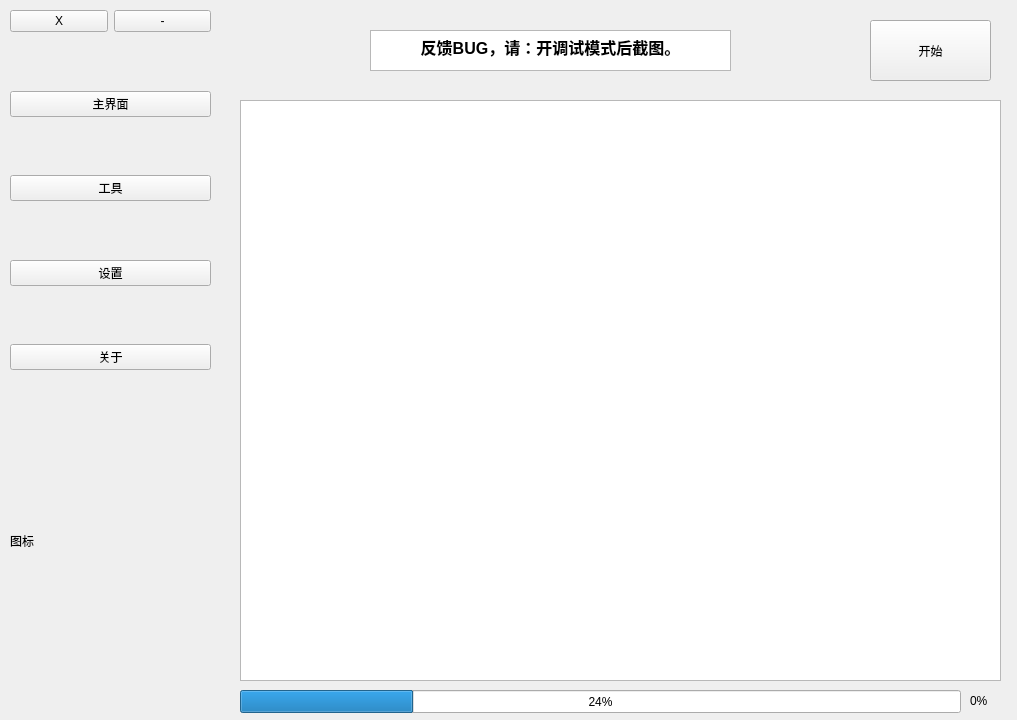
The window that AVDC.ui (kejizhihui/av-profile-photo) describes before a commit, drawn with Qt 5.
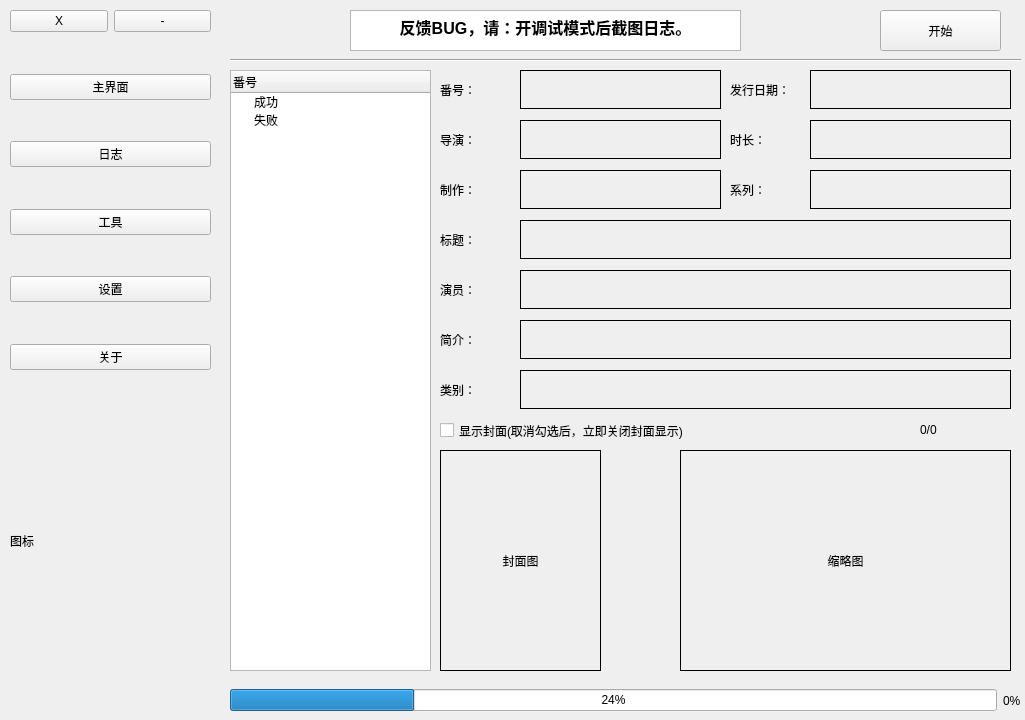
The same window after the commit. The open tabs and pages were chosen to show the change.

The edit to the form file:
```diff
--- a/AVDC.ui
+++ b/AVDC.ui
@@ -6,7 +6,7 @@
    <rect>
     <x>0</x>
     <y>0</y>
-    <width>1017</width>
+    <width>1025</width>
     <height>720</height>
    </rect>
   </property>
@@ -19,7 +19,7 @@
      <rect>
       <x>230</x>
       <y>0</y>
-      <width>811</width>
+      <width>821</width>
       <height>721</height>
      </rect>
     </property>
@@ -30,32 +30,22 @@
      <widget class="QPushButton" name="pushButton_start_cap">
       <property name="geometry">
        <rect>
-        <x>640</x>
-        <y>20</y>
+        <x>650</x>
+        <y>10</y>
         <width>121</width>
-        <height>61</height>
+        <height>41</height>
        </rect>
       </property>
       <property name="text">
        <string>开始</string>
       </property>
      </widget>
-     <widget class="QTextBrowser" name="textBrowser_log_main">
-      <property name="geometry">
-       <rect>
-        <x>10</x>
-        <y>100</y>
-        <width>761</width>
-        <height>581</height>
-       </rect>
-      </property>
-     </widget>
      <widget class="QTextBrowser" name="textBrowser_warning">
       <property name="geometry">
        <rect>
-        <x>140</x>
-        <y>30</y>
-        <width>361</width>
+        <x>120</x>
+        <y>10</y>
+        <width>391</width>
         <height>41</height>
        </rect>
       </property>
@@ -64,33 +54,470 @@
 &lt;html&gt;&lt;head&gt;&lt;meta name=&quot;qrichtext&quot; content=&quot;1&quot; /&gt;&lt;style type=&quot;text/css&quot;&gt;
 p, li { white-space: pre-wrap; }
 &lt;/style&gt;&lt;/head&gt;&lt;body style=&quot; font-family:'SimSun'; font-size:9pt; font-weight:400; font-style:normal;&quot;&gt;
-&lt;p align=&quot;center&quot; style=&quot; margin-top:0px; margin-bottom:0px; margin-left:0px; margin-right:0px; -qt-block-indent:0; text-indent:0px;&quot;&gt;&lt;span style=&quot; font-size:12pt; font-weight:600; color:#000000;&quot;&gt;反馈BUG，请：开调试模式后截图。&lt;/span&gt;&lt;/p&gt;&lt;/body&gt;&lt;/html&gt;</string>
+&lt;p align=&quot;center&quot; style=&quot; margin-top:0px; margin-bottom:0px; margin-left:0px; margin-right:0px; -qt-block-indent:0; text-indent:0px;&quot;&gt;&lt;span style=&quot; font-size:12pt; font-weight:600; color:#000000;&quot;&gt;反馈BUG，请：开调试模式后截图日志。&lt;/span&gt;&lt;/p&gt;&lt;/body&gt;&lt;/html&gt;</string>
       </property>
      </widget>
-     <widget class="QProgressBar" name="progressBar_avdc">
+     <widget class="QWidget" name="horizontalLayoutWidget">
       <property name="geometry">
        <rect>
-        <x>10</x>
-        <y>690</y>
-        <width>721</width>
-        <height>23</height>
+        <x>0</x>
+        <y>680</y>
+        <width>791</width>
+        <height>41</height>
        </rect>
       </property>
-      <property name="value">
-       <number>24</number>
+      <layout class="QHBoxLayout" name="horizontalLayout_2">
+       <item>
+        <widget class="QProgressBar" name="progressBar_avdc">
+         <property name="value">
+          <number>24</number>
+         </property>
+        </widget>
+       </item>
+       <item>
+        <widget class="QLabel" name="label_percent">
+         <property name="text">
+          <string>0%</string>
+         </property>
+        </widget>
+       </item>
+      </layout>
+     </widget>
+     <widget class="QTreeWidget" name="treeWidget_number">
+      <property name="geometry">
+       <rect>
+        <x>0</x>
+        <y>70</y>
+        <width>201</width>
+        <height>601</height>
+       </rect>
       </property>
+      <column>
+       <property name="text">
+        <string>番号</string>
+       </property>
+      </column>
+      <item>
+       <property name="text">
+        <string>成功</string>
+       </property>
+      </item>
+      <item>
+       <property name="text">
+        <string>失败</string>
+       </property>
+      </item>
      </widget>
-     <widget class="QLabel" name="label_percent">
+     <widget class="QWidget" name="gridLayoutWidget_2">
       <property name="geometry">
        <rect>
-        <x>740</x>
-        <y>690</y>
-        <width>31</width>
+        <x>210</x>
+        <y>450</y>
+        <width>161</width>
+        <height>221</height>
+       </rect>
+      </property>
+      <layout class="QGridLayout" name="gridLayout_2">
+       <item row="0" column="0">
+        <widget class="QLabel" name="label_poster">
+         <property name="frameShape">
+          <enum>QFrame::Box</enum>
+         </property>
+         <property name="text">
+          <string>封面图</string>
+         </property>
+         <property name="alignment">
+          <set>Qt::AlignCenter</set>
+         </property>
+        </widget>
+       </item>
+      </layout>
+     </widget>
+     <widget class="QWidget" name="gridLayoutWidget">
+      <property name="geometry">
+       <rect>
+        <x>450</x>
+        <y>450</y>
+        <width>331</width>
+        <height>221</height>
+       </rect>
+      </property>
+      <layout class="QGridLayout" name="gridLayout">
+       <property name="sizeConstraint">
+        <enum>QLayout::SetDefaultConstraint</enum>
+       </property>
+       <property name="horizontalSpacing">
+        <number>7</number>
+       </property>
+       <item row="0" column="0">
+        <widget class="QLabel" name="label_fanart">
+         <property name="enabled">
+          <bool>true</bool>
+         </property>
+         <property name="frameShape">
+          <enum>QFrame::Box</enum>
+         </property>
+         <property name="text">
+          <string>缩略图</string>
+         </property>
+         <property name="alignment">
+          <set>Qt::AlignCenter</set>
+         </property>
+         <property name="margin">
+          <number>0</number>
+         </property>
+        </widget>
+       </item>
+      </layout>
+     </widget>
+     <widget class="Line" name="line">
+      <property name="geometry">
+       <rect>
+        <x>0</x>
+        <y>50</y>
+        <width>791</width>
+        <height>20</height>
+       </rect>
+      </property>
+      <property name="orientation">
+       <enum>Qt::Horizontal</enum>
+      </property>
+     </widget>
+     <widget class="QLabel" name="label_11">
+      <property name="geometry">
+       <rect>
+        <x>210</x>
+        <y>70</y>
+        <width>81</width>
+        <height>39</height>
+       </rect>
+      </property>
+      <property name="text">
+       <string>番号：</string>
+      </property>
+     </widget>
+     <widget class="QLabel" name="label_number">
+      <property name="geometry">
+       <rect>
+        <x>290</x>
+        <y>70</y>
+        <width>201</width>
+        <height>39</height>
+       </rect>
+      </property>
+      <property name="frameShape">
+       <enum>QFrame::Box</enum>
+      </property>
+      <property name="lineWidth">
+       <number>1</number>
+      </property>
+      <property name="text">
+       <string/>
+      </property>
+     </widget>
+     <widget class="QLabel" name="label_13">
+      <property name="geometry">
+       <rect>
+        <x>500</x>
+        <y>70</y>
+        <width>81</width>
+        <height>39</height>
+       </rect>
+      </property>
+      <property name="text">
+       <string>发行日期：</string>
+      </property>
+     </widget>
+     <widget class="QLabel" name="label_release">
+      <property name="geometry">
+       <rect>
+        <x>580</x>
+        <y>70</y>
+        <width>201</width>
+        <height>39</height>
+       </rect>
+      </property>
+      <property name="frameShape">
+       <enum>QFrame::Box</enum>
+      </property>
+      <property name="text">
+       <string/>
+      </property>
+     </widget>
+     <widget class="QLabel" name="label_15">
+      <property name="geometry">
+       <rect>
+        <x>210</x>
+        <y>270</y>
+        <width>81</width>
+        <height>39</height>
+       </rect>
+      </property>
+      <property name="text">
+       <string>演员：</string>
+      </property>
+     </widget>
+     <widget class="QLabel" name="label_actor">
+      <property name="geometry">
+       <rect>
+        <x>290</x>
+        <y>270</y>
+        <width>491</width>
+        <height>39</height>
+       </rect>
+      </property>
+      <property name="frameShape">
+       <enum>QFrame::Box</enum>
+      </property>
+      <property name="lineWidth">
+       <number>1</number>
+      </property>
+      <property name="text">
+       <string/>
+      </property>
+     </widget>
+     <widget class="QLabel" name="label_outline">
+      <property name="geometry">
+       <rect>
+        <x>290</x>
+        <y>320</y>
+        <width>491</width>
+        <height>39</height>
+       </rect>
+      </property>
+      <property name="frameShape">
+       <enum>QFrame::Box</enum>
+      </property>
+      <property name="lineWidth">
+       <number>1</number>
+      </property>
+      <property name="text">
+       <string/>
+      </property>
+     </widget>
+     <widget class="QLabel" name="label_18">
+      <property name="geometry">
+       <rect>
+        <x>210</x>
+        <y>320</y>
+        <width>81</width>
+        <height>39</height>
+       </rect>
+      </property>
+      <property name="text">
+       <string>简介：</string>
+      </property>
+     </widget>
+     <widget class="QLabel" name="label_title">
+      <property name="geometry">
+       <rect>
+        <x>290</x>
+        <y>220</y>
+        <width>491</width>
+        <height>39</height>
+       </rect>
+      </property>
+      <property name="frameShape">
+       <enum>QFrame::Box</enum>
+      </property>
+      <property name="lineWidth">
+       <number>1</number>
+      </property>
+      <property name="text">
+       <string/>
+      </property>
+     </widget>
+     <widget class="QLabel" name="label_20">
+      <property name="geometry">
+       <rect>
+        <x>210</x>
+        <y>220</y>
+        <width>81</width>
+        <height>39</height>
+       </rect>
+      </property>
+      <property name="text">
+       <string>标题：</string>
+      </property>
+     </widget>
+     <widget class="QLabel" name="label_director">
+      <property name="geometry">
+       <rect>
+        <x>290</x>
+        <y>120</y>
+        <width>201</width>
+        <height>39</height>
+       </rect>
+      </property>
+      <property name="frameShape">
+       <enum>QFrame::Box</enum>
+      </property>
+      <property name="lineWidth">
+       <number>1</number>
+      </property>
+      <property name="text">
+       <string/>
+      </property>
+     </widget>
+     <widget class="QLabel" name="label_runtime">
+      <property name="geometry">
+       <rect>
+        <x>580</x>
+        <y>120</y>
+        <width>201</width>
+        <height>39</height>
+       </rect>
+      </property>
+      <property name="frameShape">
+       <enum>QFrame::Box</enum>
+      </property>
+      <property name="text">
+       <string/>
+      </property>
+     </widget>
+     <widget class="QLabel" name="label_23">
+      <property name="geometry">
+       <rect>
+        <x>210</x>
+        <y>120</y>
+        <width>81</width>
+        <height>39</height>
+       </rect>
+      </property>
+      <property name="text">
+       <string>导演：</string>
+      </property>
+     </widget>
+     <widget class="QLabel" name="label_24">
+      <property name="geometry">
+       <rect>
+        <x>500</x>
+        <y>120</y>
+        <width>81</width>
+        <height>39</height>
+       </rect>
+      </property>
+      <property name="text">
+       <string>时长：</string>
+      </property>
+     </widget>
+     <widget class="QLabel" name="label_studio">
+      <property name="geometry">
+       <rect>
+        <x>290</x>
+        <y>170</y>
+        <width>201</width>
+        <height>39</height>
+       </rect>
+      </property>
+      <property name="frameShape">
+       <enum>QFrame::Box</enum>
+      </property>
+      <property name="lineWidth">
+       <number>1</number>
+      </property>
+      <property name="text">
+       <string/>
+      </property>
+     </widget>
+     <widget class="QLabel" name="label_label">
+      <property name="geometry">
+       <rect>
+        <x>580</x>
+        <y>170</y>
+        <width>201</width>
+        <height>39</height>
+       </rect>
+      </property>
+      <property name="frameShape">
+       <enum>QFrame::Box</enum>
+      </property>
+      <property name="text">
+       <string/>
+      </property>
+     </widget>
+     <widget class="QLabel" name="label_30">
+      <property name="geometry">
+       <rect>
+        <x>210</x>
+        <y>170</y>
+        <width>81</width>
+        <height>39</height>
+       </rect>
+      </property>
+      <property name="text">
+       <string>制作：</string>
+      </property>
+     </widget>
+     <widget class="QLabel" name="label_31">
+      <property name="geometry">
+       <rect>
+        <x>500</x>
+        <y>170</y>
+        <width>81</width>
+        <height>39</height>
+       </rect>
+      </property>
+      <property name="text">
+       <string>系列：</string>
+      </property>
+     </widget>
+     <widget class="QLabel" name="label_tag">
+      <property name="geometry">
+       <rect>
+        <x>290</x>
+        <y>370</y>
+        <width>491</width>
+        <height>39</height>
+       </rect>
+      </property>
+      <property name="frameShape">
+       <enum>QFrame::Box</enum>
+      </property>
+      <property name="lineWidth">
+       <number>1</number>
+      </property>
+      <property name="text">
+       <string/>
+      </property>
+     </widget>
+     <widget class="QLabel" name="label_33">
+      <property name="geometry">
+       <rect>
+        <x>210</x>
+        <y>370</y>
+        <width>81</width>
+        <height>39</height>
+       </rect>
+      </property>
+      <property name="text">
+       <string>类别：</string>
+      </property>
+     </widget>
+     <widget class="QCheckBox" name="checkBox_cover">
+      <property name="geometry">
+       <rect>
+        <x>210</x>
+        <y>420</y>
+        <width>321</width>
         <height>21</height>
        </rect>
       </property>
       <property name="text">
-       <string>0%</string>
+       <string>显示封面(取消勾选后，立即关闭封面显示)</string>
+      </property>
+     </widget>
+     <widget class="QLabel" name="label_progress">
+      <property name="geometry">
+       <rect>
+        <x>690</x>
+        <y>420</y>
+        <width>91</width>
+        <height>20</height>
+       </rect>
+      </property>
+      <property name="text">
+       <string>0/0</string>
       </property>
      </widget>
     </widget>
@@ -974,6 +1401,18 @@
       </property>
      </widget>
     </widget>
+    <widget class="QWidget" name="page_log">
+     <widget class="QTextBrowser" name="textBrowser_log_main">
+      <property name="geometry">
+       <rect>
+        <x>10</x>
+        <y>20</y>
+        <width>761</width>
+        <height>681</height>
+       </rect>
+      </property>
+     </widget>
+    </widget>
    </widget>
    <widget class="QWidget" name="widget_setting" native="true">
     <property name="geometry">
@@ -1045,6 +1484,26 @@
         </property>
        </widget>
       </item>
+      <item>
+       <spacer name="verticalSpacer_4">
+        <property name="orientation">
+         <enum>Qt::Vertical</enum>
+        </property>
+        <property name="sizeHint" stdset="0">
+         <size>
+          <width>20</width>
+          <height>40</height>
+         </size>
+        </property>
+       </spacer>
+      </item>
+      <item>
+       <widget class="QPushButton" name="pushButton_log">
+        <property name="text">
+         <string>日志</string>
+        </property>
+       </widget>
+      </item>
       <item>
        <spacer name="verticalSpacer_2">
         <property name="orientation">
@@ -1086,7 +1545,7 @@
        </widget>
       </item>
       <item>
-       <spacer name="verticalSpacer_4">
+       <spacer name="verticalSpacer_5">
         <property name="orientation">
          <enum>Qt::Vertical</enum>
         </property>
```
Left out of the diff: 12 changed lines with no effect on the pictures.
